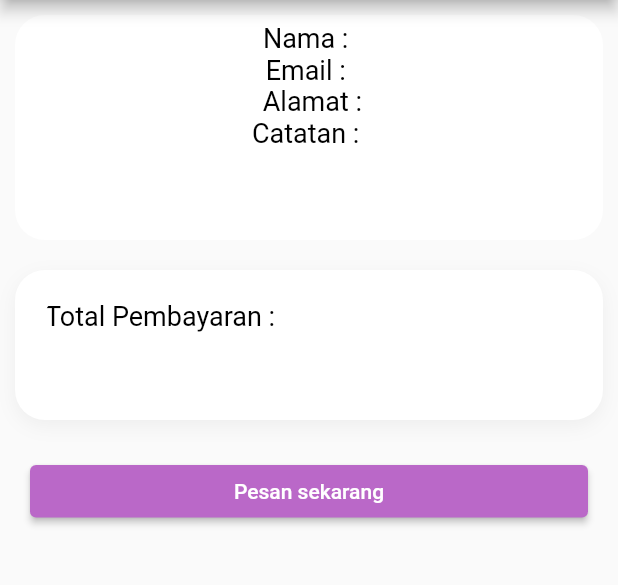
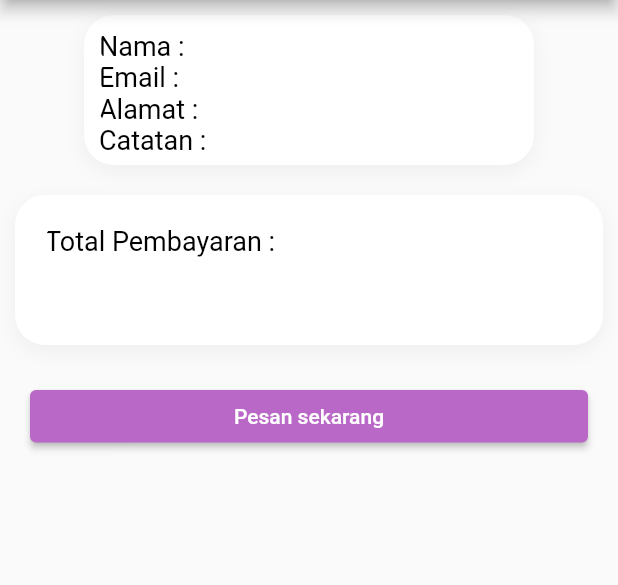
Before and after one commit to Deaar244/home-service, a Flutter app: the HalamanHasil screen opened directly, on a phone screen of 412 x 824 dp, the part 84-669 px from its top. Run offline on Flutter 3.47's test engine with Material 2 defaults, Android fonts, the phone set to English and light mode, and no system bars; our stand-ins replace table_calendar; network calls fail.

Commit message:
ui page 3 dan 5

```diff
--- a/lib/pages/halaman_lima.dart
+++ b/lib/pages/halaman_lima.dart
@@ -33,47 +33,80 @@ class HalamanHasil extends StatelessWidget {
             Padding(
                 padding: EdgeInsets.symmetric(horizontal: 10.0, vertical: 10),
                 child: Container(
-                  padding: EdgeInsets.all(5.0),
-                  width: 500,
-                  height: 150,
+                  padding: EdgeInsets.all(10.0),
+                  width: 300,
+                  height: 100,
                   decoration: BoxDecoration(
                     color: Colors.white,
                     borderRadius: BorderRadius.circular(20.0),
+                    boxShadow: [
+                      BoxShadow(
+                        color: Colors.grey.shade200,
+                        offset: Offset(0, 4),
+                        blurRadius: 10.0,
+                      ),
+                    ],
                   ),
                   child: Column(
                     children: [
                       Column(
                         children: [
-                          Text(
+                          Row(
+                            children: [
+                              ClipRRect(
+                                borderRadius: BorderRadius.circular(15.0),
+                                child: Text(
                                   'Nama : $nama',
                                   style: TextStyle(
                                     color: Colors.black,
                                     fontSize: 18,
                                   ),
                                 ),
-                          Text(
+                              ),
+                            ],
+                          ),
+                          Row(
+                            children: [
+                              ClipRRect(
+                                borderRadius: BorderRadius.circular(15.0),
+                                child: Text(
                                   'Email : $email',
                                   style: TextStyle(
                                     color: Colors.black,
                                     fontSize: 18,
                                   ),
                                 ),
-                          Text(
+                              ),
+                            ],
+                          ),
+                          Row(
+                            children: [
+                              ClipRRect(
+                                borderRadius: BorderRadius.circular(15.0),
+                                child: Text(
                                   'Alamat : $alamat',
-                            textAlign: TextAlign.right,
                                   style: TextStyle(
                                     color: Colors.black,
                                     fontSize: 18,
                                   ),
                                 ),
-                          Text(
+                              ),
+                            ],
+                          ),
+                          Row(
+                            children: [
+                              ClipRRect(
+                                borderRadius: BorderRadius.circular(15.0),
+                                child: Text(
                                   'Catatan : $catatan',
-                            textAlign: TextAlign.left,
                                   style: TextStyle(
                                     color: Colors.black,
                                     fontSize: 18,
                                   ),
                                 ),
+                              ),
+                            ],
+                          )
                         ],
                       )
                     ],
```
Also changed, not shown: lib/pages/halaman_ketiga.dart (+71 -16 lines). Lines whose indentation alone changed are shown as unchanged.
